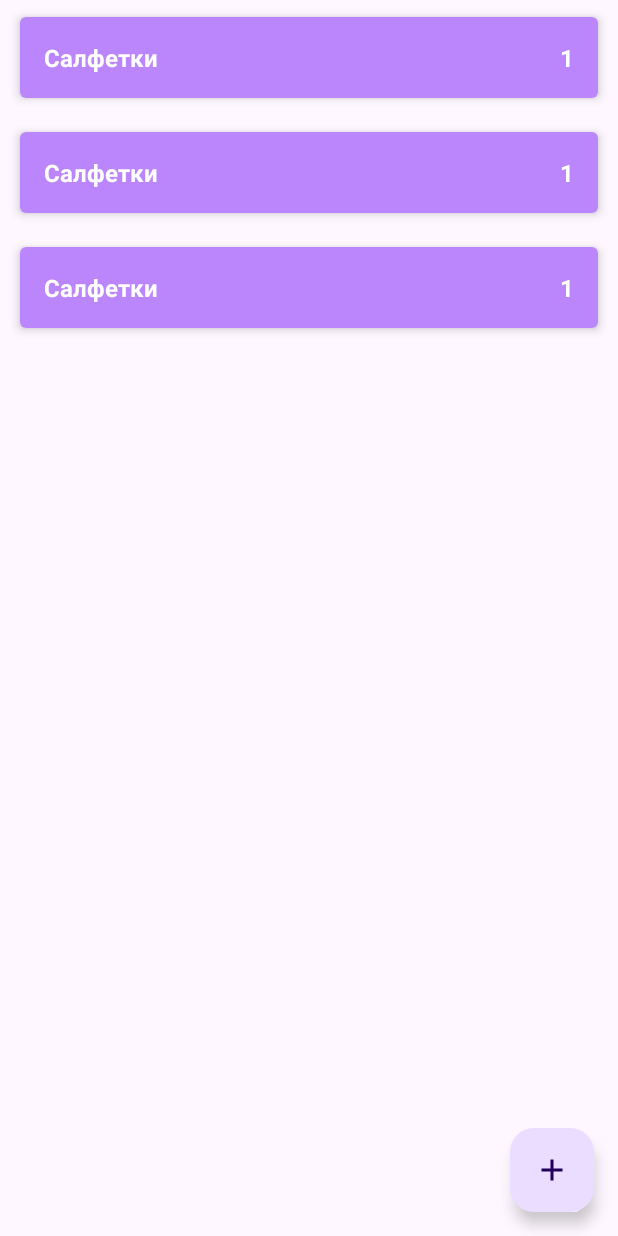
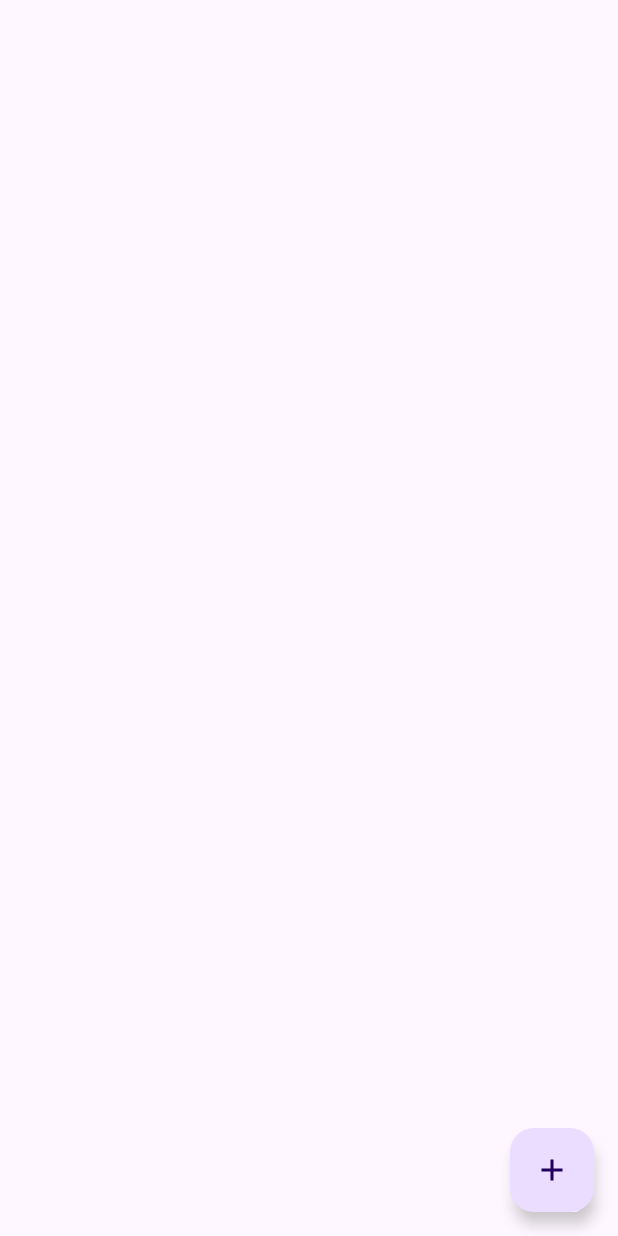
Before and after one commit to anton-it/SimpleShoppingList3_test, an Android app: the layout activity_main.xml on its own in the app's theme, with its tools: preview values and no code run, on a phone screen of 412 x 824 dp. Run offline under Robolectric (Android 15) with nearby library versions, the phone set to English and light mode, and no system bars.

Commit message:
Edit activity_main.xml Add item_shop_disabled.xml Add item_shop_enabled.xml

```diff
--- a/app/src/main/res/layout/activity_main.xml
+++ b/app/src/main/res/layout/activity_main.xml
@@ -6,10 +6,21 @@
     android:layout_height="match_parent"
     tools:context=".presentation.MainActivity">
 
+    <ScrollView
+        android:layout_width="match_parent"
+        android:layout_height="match_parent">
+        <LinearLayout
+            android:id="@+id/ll_shop_list"
+            android:layout_width="match_parent"
+            android:layout_height="wrap_content"
+            android:orientation="vertical"/>
+    </ScrollView>
+
     <androidx.recyclerview.widget.RecyclerView
         android:id="@+id/rv_shop_list"
         android:layout_width="0dp"
         android:layout_height="0dp"
+        android:visibility="gone"
         app:layout_constraintBottom_toBottomOf="parent"
         app:layout_constraintEnd_toEndOf="parent"
         app:layout_constraintStart_toStartOf="parent"
```
